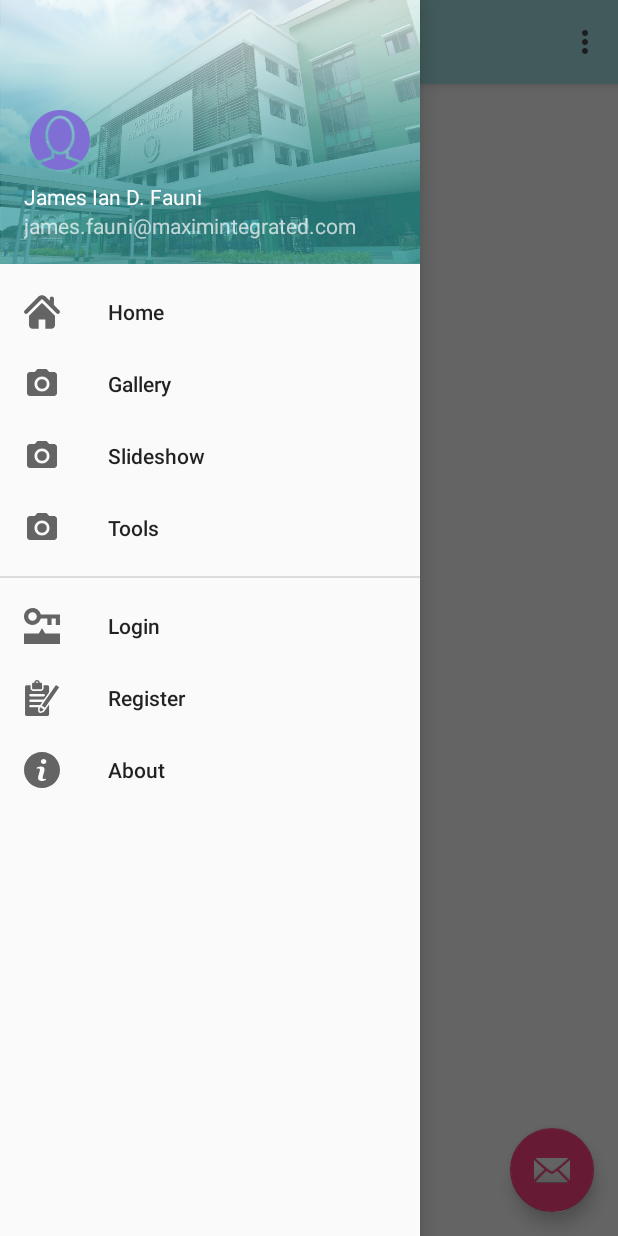
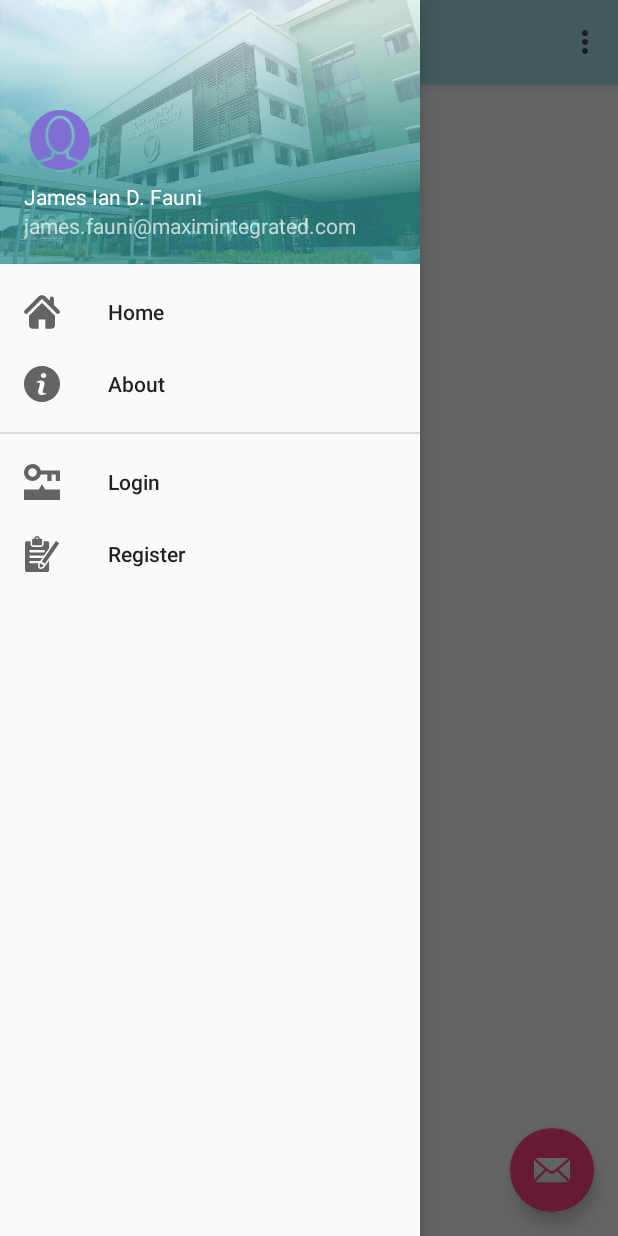
Before and after one commit to electrodyne/ECurriculum, an Android app: the screen it shows after launch (MainActivity), with the side drawer open, on a phone screen of 412 x 824 dp. Run offline under Robolectric (Android 15) with nearby library versions, the phone set to English and light mode, and no system bars; 1 statement that could not run was skipped.

Commit message:
Gradle Update

```diff
--- a/app/src/main/AndroidManifest.xml
+++ b/app/src/main/AndroidManifest.xml
@@ -1,7 +1,6 @@
 <?xml version="1.0" encoding="utf-8"?>
 <manifest xmlns:android="http://schemas.android.com/apk/res/android"
     package="electrodyne.rocks.ecurriculum">
-    <uses-permission android:name="android.permission.INTERNET"/>
 
     <application
         android:allowBackup="true"
--- a/app/src/main/java/electrodyne/rocks/ecurriculum/MainActivity.java
+++ b/app/src/main/java/electrodyne/rocks/ecurriculum/MainActivity.java
@@ -129,9 +129,9 @@ public class MainActivity extends AppCompatActivity
             fragmentManager.beginTransaction().replace(R.id.fragment_container, new HomeFragment(), null).commit();
             MainActivity.this.setTitle("Home");
 
-        } else if (id == R.id.nav_gallery) {
+    //    } else if (id == R.id.nav_gallery) {
 
-        } else if (id == R.id.nav_slideshow) {
+    //    } else if (id == R.id.nav_slideshow) {
 
         } else if (id == R.id.nav_register) {
             Intent intent = new Intent(MainActivity.this,RegisterActivity.class);
--- a/app/src/main/res/menu/activity_main_drawer.xml
+++ b/app/src/main/res/menu/activity_main_drawer.xml
@@ -9,6 +9,11 @@
             android:icon="@drawable/ic_home"
             android:title="Home" />
         <item
+            android:id="@+id/nav_about"
+            android:icon="@drawable/ic_information"
+            android:title="About"
+            />
+        <!--item
             android:id="@+id/nav_gallery"
             android:icon="@drawable/ic_menu_camera"
             android:title="Gallery" />
@@ -19,7 +24,7 @@
         <item
             android:id="@+id/nav_manage"
             android:icon="@drawable/ic_menu_camera"
-            android:title="Tools" />
+            android:title="Tools" /-->
     </group>
 
     <group
@@ -34,11 +39,7 @@
             android:id="@+id/nav_register"
             android:icon="@drawable/ic_menu_register"
             android:title="Register" />
-        <item
-            android:id="@+id/nav_about"
-            android:icon="@drawable/ic_information"
-            android:title="About"
-           />
+
     </group>
 
 
```
Also changed, not shown: app/src/main/java/electrodyne/rocks/ecurriculum/FirebaseMessagingService.java (+8 -4 lines).
